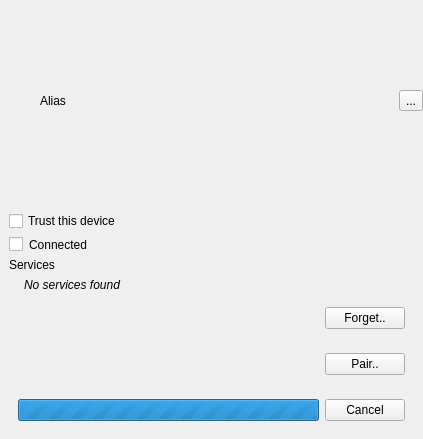
First picture: the form in device.ui, repository surlykke/partooth, before the edit.
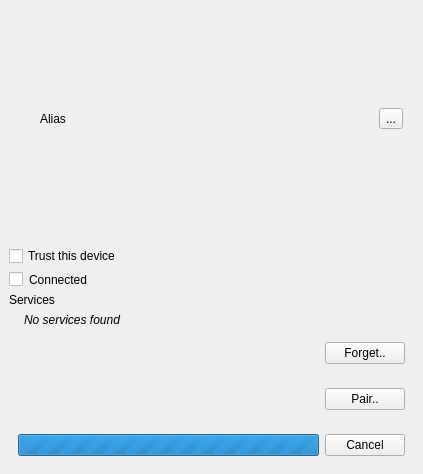
Second picture: the form after the edit.

```diff
--- a/device.ui
+++ b/device.ui
@@ -7,7 +7,7 @@
     <x>0</x>
     <y>0</y>
     <width>423</width>
-    <height>439</height>
+    <height>474</height>
    </rect>
   </property>
   <property name="windowTitle">
@@ -48,7 +48,7 @@
        <number>0</number>
       </property>
       <property name="rightMargin">
-       <number>0</number>
+       <number>20</number>
       </property>
       <property name="bottomMargin">
        <number>0</number>
```
